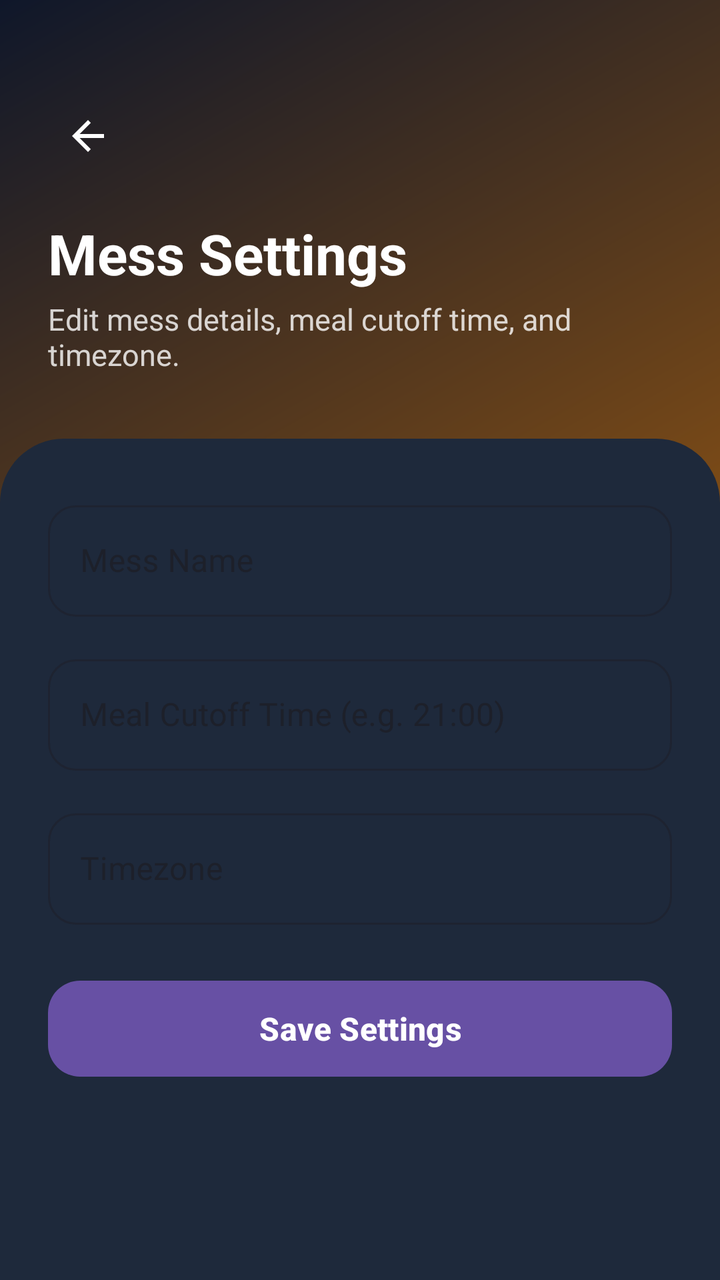
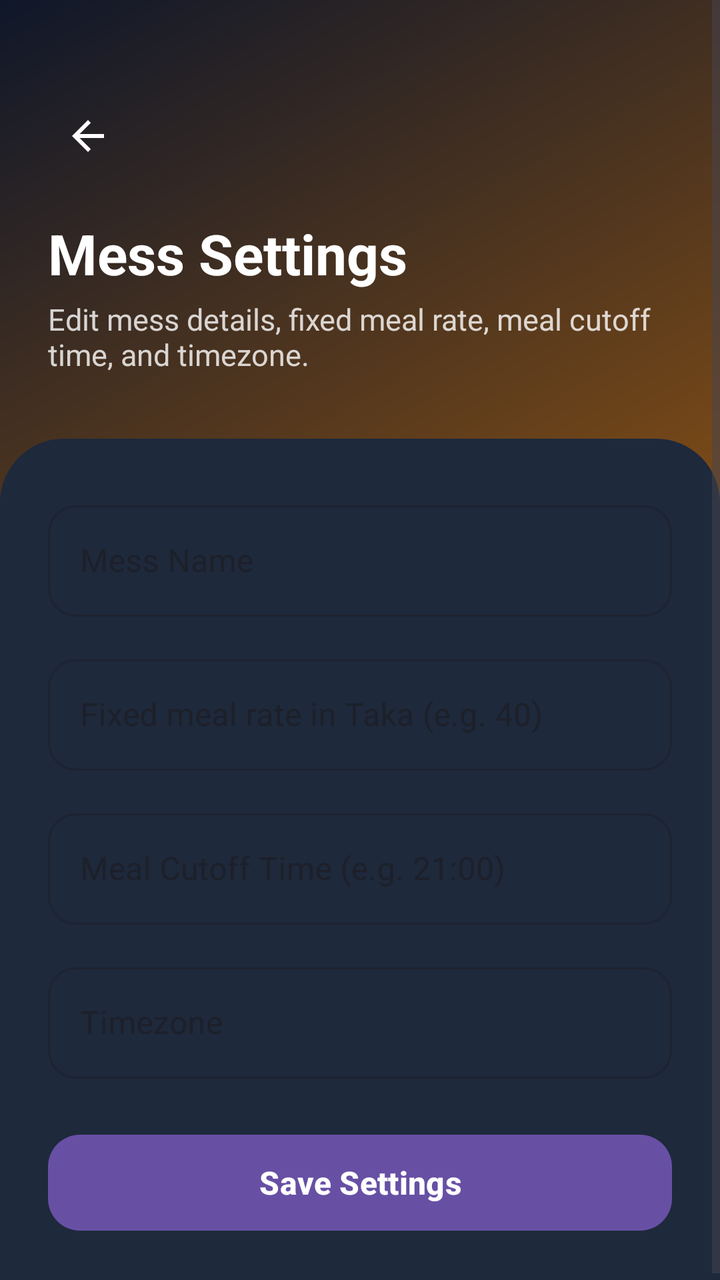

Before-and-after screenshots of an Android layout around one commit, followed by the original layout XML and the change that was made.
<!-- AndroidManifest.xml: application theme Theme.MealSync -->
<!-- res/layout/activity_settings.xml -->
<?xml version="1.0" encoding="utf-8"?>
<FrameLayout xmlns:android="http://schemas.android.com/apk/res/android"
    xmlns:app="http://schemas.android.com/apk/res-auto"
    xmlns:tools="http://schemas.android.com/tools"
    android:layout_width="match_parent"
    android:layout_height="match_parent"
    tools:context=".ui.mess.SettingsActivity">

    <View
        android:id="@+id/bgView"
        android:layout_width="match_parent"
        android:layout_height="match_parent"
        android:background="@drawable/bg_gradient_manager" />

    <ScrollView
        android:layout_width="match_parent"
        android:layout_height="match_parent"
        android:fillViewport="true"
        android:overScrollMode="never">

        <LinearLayout
            android:layout_width="match_parent"
            android:layout_height="wrap_content"
            android:orientation="vertical">

            
            <LinearLayout
                android:id="@+id/header"
                android:layout_width="match_parent"
                android:layout_height="wrap_content"
                android:orientation="vertical"
                android:paddingStart="24dp"
                android:paddingTop="48dp"
                android:paddingEnd="24dp"
                android:paddingBottom="32dp">

                <ImageButton
                    android:id="@+id/btnBack"
                    android:layout_width="40dp"
                    android:layout_height="40dp"
                    android:background="?attr/selectableItemBackgroundBorderless"
                    android:contentDescription="@string/cd_back"
                    android:src="@drawable/ic_arrow_back"
                    app:tint="@color/white" />

                <TextView
                    android:layout_width="wrap_content"
                    android:layout_height="wrap_content"
                    android:layout_marginTop="20dp"
                    android:text="@string/settings_title"
                    android:textColor="@color/white"
                    android:textSize="28sp"
                    android:textStyle="bold" />

                <TextView
                    android:layout_width="wrap_content"
                    android:layout_height="wrap_content"
                    android:layout_marginTop="4dp"
                    android:text="@string/settings_subtitle"
                    android:textColor="#CCFFFFFF"
                    android:textSize="15sp" />
            </LinearLayout>

            
            <LinearLayout
                android:id="@+id/sheet"
                android:layout_width="match_parent"
                android:layout_height="0dp"
                android:layout_weight="1"
                android:background="@drawable/bg_sheet_top"
                android:orientation="vertical"
                android:paddingStart="24dp"
                android:paddingTop="28dp"
                android:paddingEnd="24dp"
                android:paddingBottom="24dp">

                <com.google.android.material.textfield.TextInputLayout
                    android:id="@+id/tilMessName"
                    style="@style/Widget.MaterialComponents.TextInputLayout.OutlinedBox"
                    android:layout_width="match_parent"
                    android:layout_height="wrap_content"
                    android:hint="@string/mess_name_hint"
                    app:boxCornerRadiusBottomEnd="14dp"
                    app:boxCornerRadiusBottomStart="14dp"
                    app:boxCornerRadiusTopEnd="14dp"
                    app:boxCornerRadiusTopStart="14dp">

                    <com.google.android.material.textfield.TextInputEditText
                        android:id="@+id/etMessName"
                        android:layout_width="match_parent"
                        android:layout_height="wrap_content"
                        android:inputType="textCapWords"
                        android:maxLines="1" />
                </com.google.android.material.textfield.TextInputLayout>

                <com.google.android.material.textfield.TextInputLayout
                    android:id="@+id/tilCutoffTime"
                    style="@style/Widget.MaterialComponents.TextInputLayout.OutlinedBox"
                    android:layout_width="match_parent"
                    android:layout_height="wrap_content"
                    android:layout_marginTop="16dp"
                    android:hint="@string/cutoff_time_hint"
                    app:boxCornerRadiusBottomEnd="14dp"
                    app:boxCornerRadiusBottomStart="14dp"
                    app:boxCornerRadiusTopEnd="14dp"
                    app:boxCornerRadiusTopStart="14dp">

                    <com.google.android.material.textfield.TextInputEditText
                        android:id="@+id/etCutoffTime"
                        android:layout_width="match_parent"
                        android:layout_height="wrap_content"
                        android:focusable="false"
                        android:inputType="none"
                        android:maxLines="1" />
                </com.google.android.material.textfield.TextInputLayout>

                <com.google.android.material.textfield.TextInputLayout
                    android:id="@+id/tilTimezone"
                    style="@style/Widget.MaterialComponents.TextInputLayout.OutlinedBox"
                    android:layout_width="match_parent"
                    android:layout_height="wrap_content"
                    android:layout_marginTop="16dp"
                    android:hint="@string/timezone_hint"
                    app:boxCornerRadiusBottomEnd="14dp"
                    app:boxCornerRadiusBottomStart="14dp"
                    app:boxCornerRadiusTopEnd="14dp"
                    app:boxCornerRadiusTopStart="14dp">

                    <com.google.android.material.textfield.TextInputEditText
                        android:id="@+id/etTimezone"
                        android:layout_width="match_parent"
                        android:layout_height="wrap_content"
                        android:inputType="text"
                        android:maxLines="1" />
                </com.google.android.material.textfield.TextInputLayout>

                <com.google.android.material.progressindicator.CircularProgressIndicator
                    android:id="@+id/progress"
                    android:layout_width="wrap_content"
                    android:layout_height="wrap_content"
                    android:layout_gravity="center_horizontal"
                    android:layout_marginTop="16dp"
                    android:indeterminate="true"
                    android:visibility="gone" />

                <com.google.android.material.button.MaterialButton
                    android:id="@+id/btnSaveSettings"
                    android:layout_width="match_parent"
                    android:layout_height="wrap_content"
                    android:layout_marginTop="24dp"
                    android:minHeight="56dp"
                    android:text="@string/save_settings_btn"
                    android:textSize="16sp"
                    android:textStyle="bold"
                    app:cornerRadius="16dp" />

            </LinearLayout>
        </LinearLayout>
    </ScrollView>
</FrameLayout>
<!-- resources referenced by this layout -->
<resources>
  <color name="white">#FFFFFFFF</color>
  <!-- drawable bg_gradient_manager (drawable) -->
  <?xml version="1.0" encoding="utf-8"?>
  <shape xmlns:android="http://schemas.android.com/apk/res/android"
      android:shape="rectangle">
      <gradient
          android:angle="135"
          android:startColor="#D97706"
          android:endColor="#0F172A"
          android:type="linear" />
  </shape>
  <!-- drawable bg_sheet_top (drawable) -->
  <?xml version="1.0" encoding="utf-8"?>
  <shape xmlns:android="http://schemas.android.com/apk/res/android"
      android:shape="rectangle">
      <solid android:color="@color/ms_card" />
      <corners
          android:topLeftRadius="32dp"
          android:topRightRadius="32dp" />
  </shape>
  <!-- drawable ic_arrow_back (drawable) -->
  <?xml version="1.0" encoding="utf-8"?>
  <vector xmlns:android="http://schemas.android.com/apk/res/android"
      android:width="24dp"
      android:height="24dp"
      android:viewportWidth="24"
      android:viewportHeight="24">
      <path
          android:fillColor="#FFFFFF"
          android:pathData="M20,11H7.83l5.59,-5.59L12,4l-8,8 8,8 1.41,-1.41L7.83,13H20v-2z" />
  </vector>
  <string name="cd_back">Back</string>
  <string name="cutoff_time_hint">Meal Cutoff Time (e.g. 21:00)</string>
  <string name="mess_name_hint">Mess Name</string>
  <string name="save_settings_btn">Save Settings</string>
  <string name="settings_subtitle">Edit mess details, meal cutoff time, and timezone.</string>
  <string name="settings_title">Mess Settings</string>
  <string name="timezone_hint">Timezone</string>
  <style name="Theme.MealSync" parent="Base.Theme.MealSync" />
  <color name="ms_card">#1E293B</color>
  <style name="Base.Theme.MealSync" parent="Theme.Material3.DayNight.NoActionBar">
          
          
      </style>
</resources>

<!-- the commit's change to res/layout/activity_settings.xml (unified diff, before → after) -->
@@ -94,6 +94,26 @@
                 </com.google.android.material.textfield.TextInputLayout>
 
                 <com.google.android.material.textfield.TextInputLayout
+                    android:id="@+id/tilMealRate"
+                    style="@style/Widget.MaterialComponents.TextInputLayout.OutlinedBox"
+                    android:layout_width="match_parent"
+                    android:layout_height="wrap_content"
+                    android:layout_marginTop="16dp"
+                    android:hint="@string/meal_rate_hint"
+                    app:boxCornerRadiusBottomEnd="14dp"
+                    app:boxCornerRadiusBottomStart="14dp"
+                    app:boxCornerRadiusTopEnd="14dp"
+                    app:boxCornerRadiusTopStart="14dp">
+
+                    <com.google.android.material.textfield.TextInputEditText
+                        android:id="@+id/etMealRate"
+                        android:layout_width="match_parent"
+                        android:layout_height="wrap_content"
+                        android:inputType="numberDecimal"
+                        android:maxLines="1" />
+                </com.google.android.material.textfield.TextInputLayout>
+
+                <com.google.android.material.textfield.TextInputLayout
                     android:id="@+id/tilCutoffTime"
                     style="@style/Widget.MaterialComponents.TextInputLayout.OutlinedBox"
                     android:layout_width="match_parent"
<!-- resource entries referenced after the edit -->
@@ -33,9 +33,10 @@
   </vector>
   <string name="cd_back">Back</string>
   <string name="cutoff_time_hint">Meal Cutoff Time (e.g. 21:00)</string>
+  <string name="meal_rate_hint">Fixed meal rate in Taka (e.g. 40)</string>
   <string name="mess_name_hint">Mess Name</string>
   <string name="save_settings_btn">Save Settings</string>
-  <string name="settings_subtitle">Edit mess details, meal cutoff time, and timezone.</string>
+  <string name="settings_subtitle">Edit mess details, fixed meal rate, meal cutoff time, and timezone.</string>
   <string name="settings_title">Mess Settings</string>
   <string name="timezone_hint">Timezone</string>
   <style name="Theme.MealSync" parent="Base.Theme.MealSync" />
